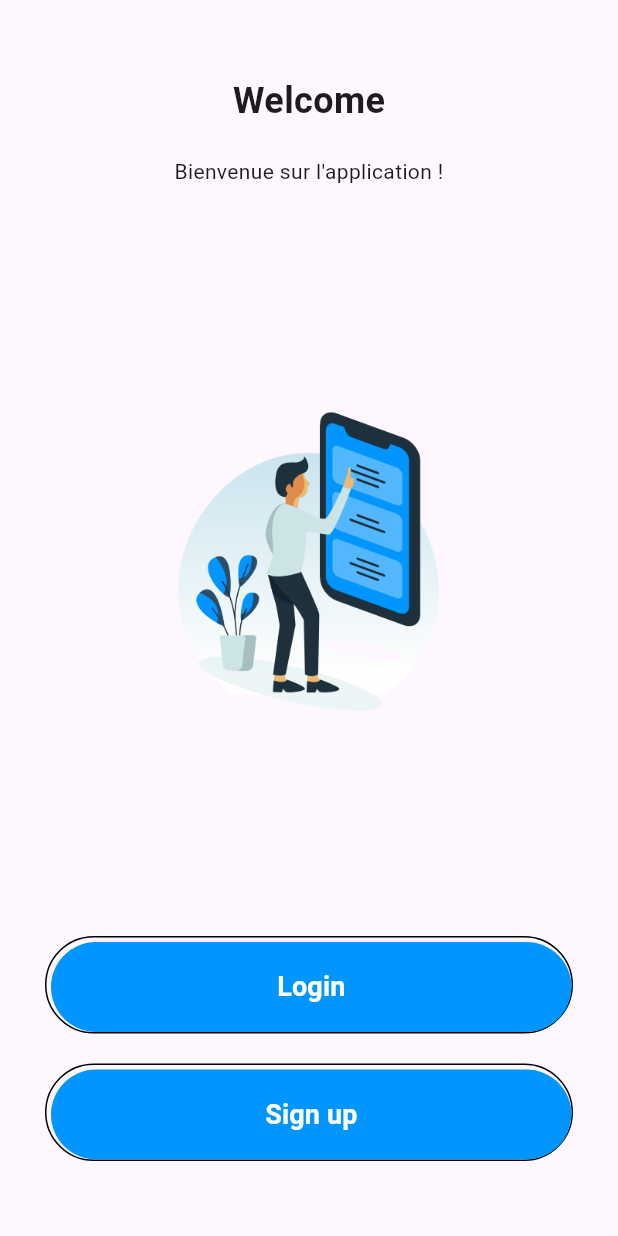
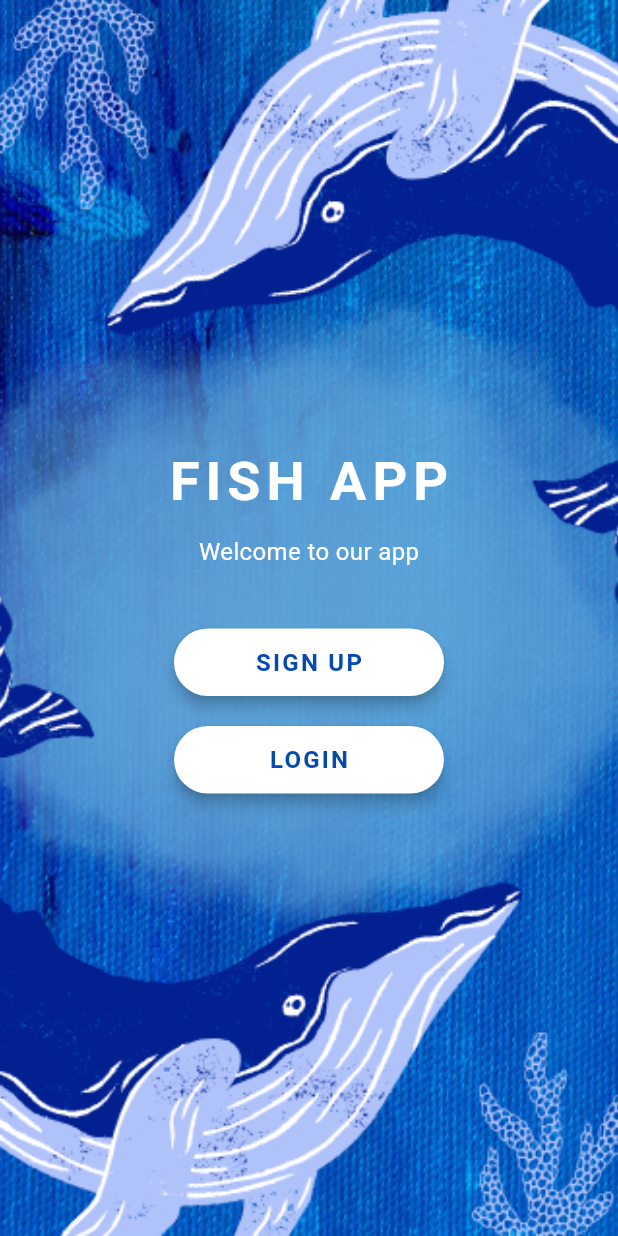
Before and after one commit to azzachater/fish_app, a Flutter app: the screen it shows after launch, on a phone screen of 412 x 824 dp. Run offline on Flutter 3.47's test engine with Material 3 defaults, Android fonts, the phone set to English and light mode, and no system bars; our stand-ins replace fl_chart, flutter_secure_storage, font_awesome_flutter, get, google_fonts, google_nav_bar and 3 more; missing offline and left inert: flutter_osm_plugin, pusher_channels_flutter; accounts and stored records are empty; network calls fail.

Commit message:
merge_Design

```diff
--- a/lib/constants/theme.dart
+++ b/lib/constants/theme.dart
@@ -3,7 +3,7 @@ import 'package:google_fonts/google_fonts.dart';
 
 class AppTheme {
   AppTheme._();
-  static const Color primaryColor = Color(0xff0095FF);
+  static const Color primaryColor = Color(0xff044ab1);
   static const TextStyle titleStyle = TextStyle(fontSize: 30, fontWeight: FontWeight.bold);
   static const TextStyle subtitleStyle = TextStyle(fontSize: 15, color: Color.fromARGB(255, 186, 150, 150));
   static const Color unreadChatBG = Color(0xffEE1D1D); // Rouge Notifications
--- a/lib/screens/Authentification/home_page.dart
+++ b/lib/screens/Authentification/home_page.dart
@@ -1,62 +1,107 @@
 import 'package:flutter/material.dart';
 import 'package:get/get.dart';
 import '../../controllers/auth_controller.dart';
-import '../../widgets/custom_button.dart';
 import 'login_page.dart';
 import 'signup_page.dart';
 
 class HomePage extends StatelessWidget {
   HomePage({super.key});
 
-  final AuthController authController =
-      Get.find<AuthController>(); // Utilisation correcte
+  final AuthController authController = Get.find<AuthController>();
 
   @override
   Widget build(BuildContext context) {
     return Scaffold(
-      body: SafeArea(
-        child: Padding(
-          padding: const EdgeInsets.symmetric(horizontal: 30, vertical: 50),
+      body: Stack(
+        fit: StackFit.expand,
+        children: [
+          // Background image
+          Image.asset(
+            'assets/images/Authentification/welcome_photo.png',
+            fit: BoxFit.cover,
+          ),
+          // Foreground content
+          SafeArea(
+            child: Center(
               child: Column(
-            mainAxisAlignment: MainAxisAlignment.spaceBetween,
-            crossAxisAlignment: CrossAxisAlignment.center,
-            children: <Widget>[
-              const Column(
+                mainAxisAlignment: MainAxisAlignment.center,
                 children: [
-                  Text(
-                    "Welcome",
-                    style: TextStyle(fontSize: 24, fontWeight: FontWeight.bold),
+                  const Text(
+                    'FISH APP',
+                    style: TextStyle(
+                      fontSize: 36,
+                      fontWeight: FontWeight.bold,
+                      color: Colors.white,
+                      letterSpacing: 4,
                     ),
-                  SizedBox(height: 20),
-                  Text(
-                    "Bienvenue sur l'application !",
-                    textAlign: TextAlign.center,
                   ),
-                ],
+                  const SizedBox(height: 10),
+                  const Text(
+                    'Welcome to our app',
+                    style: TextStyle(
+                      fontSize: 16,
+                      color: Colors.white,
                     ),
-              Image.asset(
-                "assets/images/Authentification/welcome.png",
-                height: 200,
                   ),
-              Column(
-                children: [
-                  CustomButton(
-                    text: "Login",
+                  const SizedBox(height: 40),
+
+                  // SIGN UP Button
+                  SizedBox(
+                    width: 180,
+                    height: 45,
+                    child: ElevatedButton(
+                      onPressed: () => Get.to(() => SignupPage()),
+                      style: ElevatedButton.styleFrom(
+                        backgroundColor: Colors.white,
+                        foregroundColor: Color(0xff044ab1),
+                        shape: RoundedRectangleBorder(
+                          borderRadius: BorderRadius.circular(30),
+                        ),
+                        elevation: 4,
+                      ),
+                      child: const Text(
+                        'SIGN UP',
+                        style: TextStyle(
+                          fontSize: 16,
+                          fontWeight: FontWeight.bold,
+                          letterSpacing: 1.5,
+                        ),
+                      ),
+                    ),
+                  ),
+
+                  const SizedBox(height: 20),
+
+                  // LOGIN Button
+                  SizedBox(
+                    width: 180,
+                    height: 45,
+                    child: ElevatedButton(
                       onPressed: () => Get.to(() => LoginPage()),
-                    isPrimary: false,
+                      style: ElevatedButton.styleFrom(
+                        backgroundColor: Colors.white,
+                        foregroundColor: Color(0xff044ab1),
+                        shape: RoundedRectangleBorder(
+                          borderRadius: BorderRadius.circular(30),
                         ),
-                  const SizedBox(height: 20),
-                  CustomButton(
-                    text: "Sign up",
-                    onPressed: () => Get.to(() => SignupPage()),
-                    isPrimary: true,
+                        elevation: 4,
                       ),
-                ],
+                      child: const Text(
+                        'LOGIN',
+                        style: TextStyle(
+                          fontSize: 16,
+                          fontWeight: FontWeight.bold,
+                          letterSpacing: 1.5,
+                        ),
+                      ),
+                    ),
                   ),
                 ],
               ),
             ),
           ),
+        ],
+      ),
     );
   }
 }
--- a/lib/screens/Authentification/login_page.dart
+++ b/lib/screens/Authentification/login_page.dart
@@ -5,6 +5,7 @@ import '../../widgets/custom_button.dart';
 import '../../constants/theme.dart';
 import '../../controllers/auth_controller.dart';
 import 'signup_page.dart';
+import 'home_page.dart';
 
 class LoginPage extends StatelessWidget {
   LoginPage({super.key});
@@ -17,26 +18,22 @@ class LoginPage extends StatelessWidget {
   final RxString passwordError = ''.obs;
 
   void validateAndLogin() {
-    // Reset previous errors
     emailError.value = '';
     passwordError.value = '';
 
     bool isValid = true;
 
-    // Validate Email
     if (emailController.text.isEmpty ||
         !GetUtils.isEmail(emailController.text)) {
       emailError.value = 'Please enter a valid email';
       isValid = false;
     }
 
-    // Validate Password
     if (passwordController.text.isEmpty) {
       passwordError.value = 'Password cannot be empty';
       isValid = false;
     }
 
-    // If valid, proceed with login
     if (isValid) {
       authController.login(emailController.text, passwordController.text);
     }
@@ -46,16 +43,28 @@ class LoginPage extends StatelessWidget {
   Widget build(BuildContext context) {
     return Scaffold(
       resizeToAvoidBottomInset: true,
-      backgroundColor: Colors.white,
+      backgroundColor: Colors.transparent,
       appBar: AppBar(
         elevation: 0,
         backgroundColor: Colors.white,
         leading: IconButton(
-          onPressed: () => Get.back(),
+          onPressed: () => Get.offAll(() => HomePage()),
           icon: const Icon(Icons.arrow_back_ios, size: 20, color: Colors.black),
         ),
       ),
-      body: SingleChildScrollView(
+      body: Stack(
+        children: [
+          // Background image
+          Container(
+            decoration: const BoxDecoration(
+              image: DecorationImage(
+                image: AssetImage('assets/images/Authentification/login_background.png'),
+                fit: BoxFit.cover,
+              ),
+            ),
+          ),
+          // Page content
+          SingleChildScrollView(
             child: Padding(
               padding: const EdgeInsets.symmetric(horizontal: 40),
               child: Column(
@@ -75,13 +84,11 @@ class LoginPage extends StatelessWidget {
                     controller: emailController,
                     obscureText: false,
                   ),
-              // Affichage de l'erreur sous le champ email
                   Obx(
-                () =>
-                    emailError.value.isNotEmpty
+                    () => emailError.value.isNotEmpty
                         ? Text(
                             emailError.value,
-                          style: TextStyle(color: Colors.red),
+                            style: const TextStyle(color: Colors.red),
                           )
                         : Container(),
                   ),
@@ -91,13 +98,11 @@ class LoginPage extends StatelessWidget {
                     controller: passwordController,
                     obscureText: true,
                   ),
-              // Affichage de l'erreur sous le champ password
                   Obx(
-                () =>
-                    passwordError.value.isNotEmpty
+                    () => passwordError.value.isNotEmpty
                         ? Text(
                             passwordError.value,
-                          style: TextStyle(color: Colors.red),
+                            style: const TextStyle(color: Colors.red),
                           )
                         : Container(),
                   ),
@@ -124,18 +129,12 @@ class LoginPage extends StatelessWidget {
                       ),
                     ],
                   ),
-              const SizedBox(height: 50),
-              SizedBox(
-                height: 200,
-                child: Image.asset(
-                  "assets/images/Authentification/background.png",
-                  fit: BoxFit.cover,
+                ],
+              ),
             ),
           ),
         ],
       ),
-        ),
-      ),
     );
   }
 }
```
Also changed, not shown: assets/images/Authentification/login_background.png (added), assets/images/Authentification/welcome_photo.png. Lines whose indentation alone changed are shown as unchanged.
